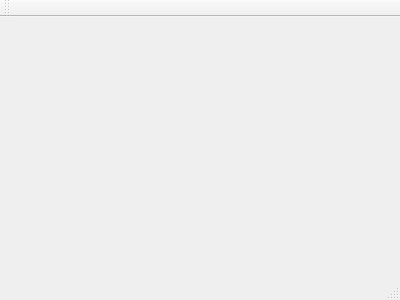
Qt form src/flight_control_station.ui (microdynamics-robot-quadcopter/breeze_flight_control_station) before a commit.
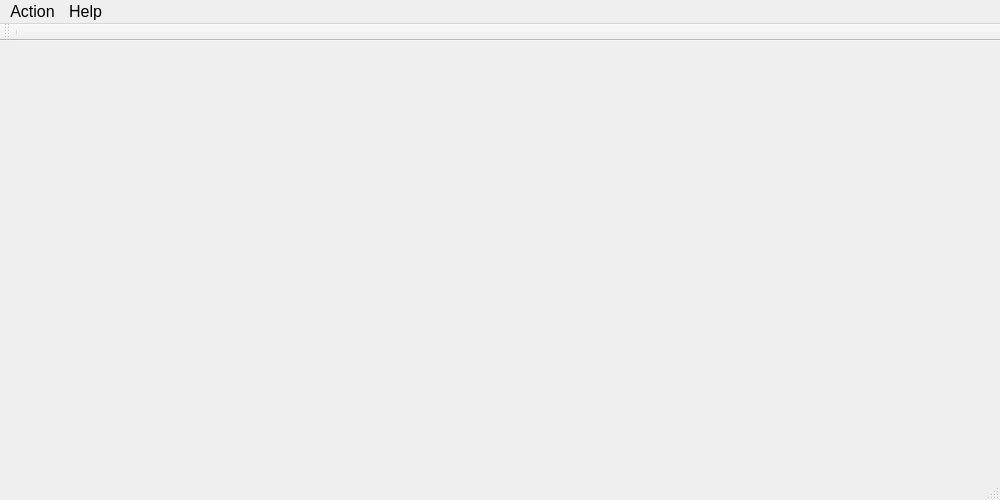
The same form after that commit.

Commit message: Finish flight_attitude_indicator

Diff of the .ui file:
```diff
--- a/src/flight_control_station.ui
+++ b/src/flight_control_station.ui
@@ -1,24 +1,93 @@
 <ui version="4.0">
  <class>FlightControlStation</class>
- <widget class="QMainWindow" name="FlightControlStation" >
-  <property name="geometry" >
+ <widget class="QMainWindow" name="FlightControlStation">
+  <property name="geometry">
    <rect>
     <x>0</x>
     <y>0</y>
-    <width>400</width>
-    <height>300</height>
+    <width>1000</width>
+    <height>500</height>
    </rect>
   </property>
-  <property name="windowTitle" >
+  <property name="font">
+   <font>
+    <pointsize>12</pointsize>
+   </font>
+  </property>
+  <property name="windowTitle">
    <string>FlightControlStation</string>
   </property>
-  <widget class="QMenuBar" name="menuBar" />
-  <widget class="QToolBar" name="mainToolBar" />
-  <widget class="QWidget" name="centralWidget" />
-  <widget class="QStatusBar" name="statusBar" />
+  <widget class="QWidget" name="centralWidget">
+   <widget class="QWidget" name="horizontalLayoutWidget">
+    <property name="geometry">
+     <rect>
+      <x>10</x>
+      <y>10</y>
+      <width>471</width>
+      <height>231</height>
+     </rect>
+    </property>
+    <layout class="QHBoxLayout" name="layoutIndicator"/>
+   </widget>
+  </widget>
+  <widget class="QMenuBar" name="menuBar">
+   <property name="geometry">
+    <rect>
+     <x>0</x>
+     <y>0</y>
+     <width>1000</width>
+     <height>27</height>
+    </rect>
+   </property>
+   <widget class="QMenu" name="menuAction">
+    <property name="title">
+     <string>Action</string>
+    </property>
+    <addaction name="actionExit"/>
+   </widget>
+   <widget class="QMenu" name="menuHelp">
+    <property name="title">
+     <string>Help</string>
+    </property>
+    <addaction name="actionAbout"/>
+    <addaction name="actionAboutQt"/>
+   </widget>
+   <addaction name="menuAction"/>
+   <addaction name="menuHelp"/>
+  </widget>
+  <widget class="QToolBar" name="mainToolBar">
+   <attribute name="toolBarArea">
+    <enum>TopToolBarArea</enum>
+   </attribute>
+   <attribute name="toolBarBreak">
+    <bool>false</bool>
+   </attribute>
+   <addaction name="separator"/>
+  </widget>
+  <widget class="QStatusBar" name="statusBar"/>
+  <action name="actionExit">
+   <property name="text">
+    <string>Exit</string>
+   </property>
+   <property name="toolTip">
+    <string>Exit the application</string>
+   </property>
+   <property name="shortcut">
+    <string>Ctrl+Shift+Q</string>
+   </property>
+  </action>
+  <action name="actionAbout">
+   <property name="text">
+    <string>About</string>
+   </property>
+  </action>
+  <action name="actionAboutQt">
+   <property name="text">
+    <string>About Qt</string>
+   </property>
+  </action>
  </widget>
- <layoutDefault spacing="6" margin="11" />
- <pixmapfunction></pixmapfunction>
+ <layoutdefault spacing="6" margin="11"/>
  <resources/>
  <connections/>
 </ui>
```
Left out of the diff: 1 changed line with no effect on the pictures. The commit also changes 8 other files.
